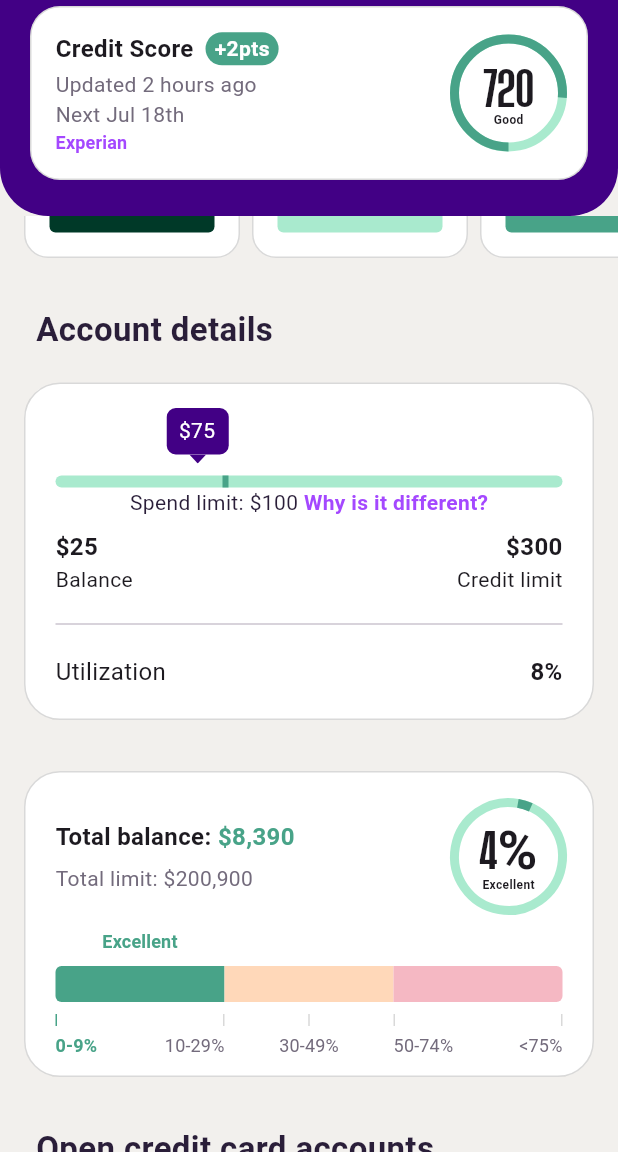
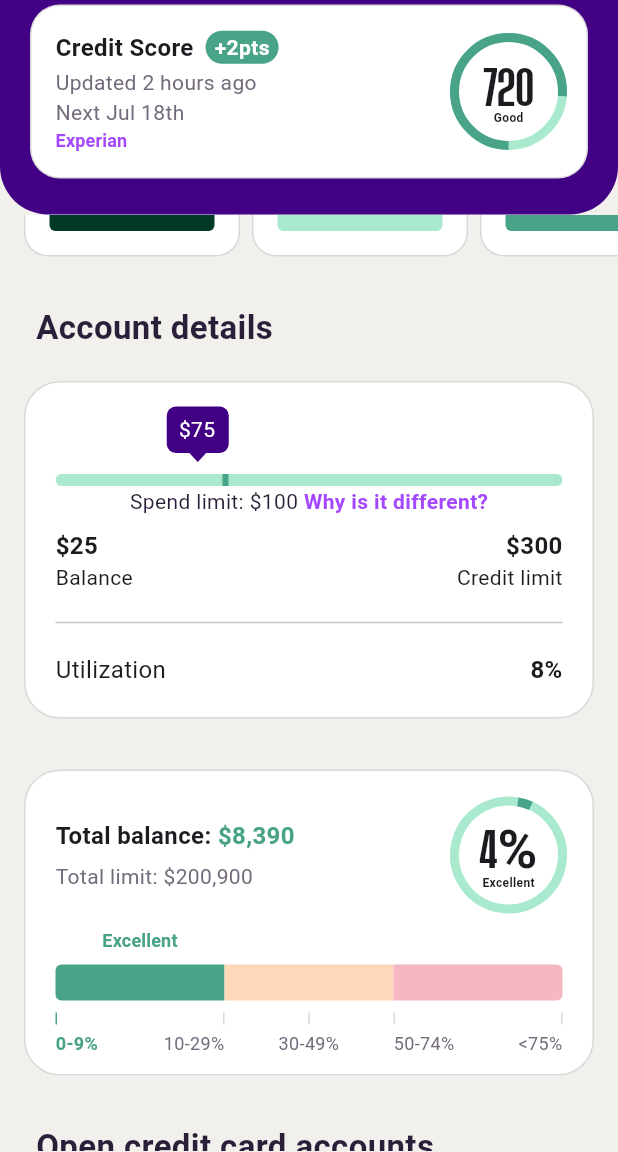
Before and after one commit to TytaniumDev/AvaTakeHome, a Flutter app: the screen it shows after launch, scrolled down 576 dp, on a phone screen of 412 x 824 dp, the part 84-1236 px from its top. Run offline on Flutter 3.47's test engine with Material 3 defaults, Android fonts, the light colour scheme and no system bars; our stand-ins replace fl_chart, flutter_riverpod, flutter_svg, freezed_annotation, go_router, jiffy and 2 more; missing offline and left inert: fading_edge_scrollview; generated files the repository leaves out were written again.

Commit message:
Attempt to fix the 1 pixel rendering artifact between the App Bar and Header

```diff
--- a/ava_take_home/lib/components/total_balance_card/total_balance_card_view.dart
+++ b/ava_take_home/lib/components/total_balance_card/total_balance_card_view.dart
@@ -439,7 +439,6 @@ class _UtilizationBarSectionRangeText extends StatelessWidget {
               fontSize: 12,
               fontWeight:
                   utilizationWithinRange ? FontWeight.w600 : FontWeight.w400,
-              letterSpacing: 0.12,
             ),
           ),
         ],
--- a/ava_take_home/lib/routes/home_page.dart
+++ b/ava_take_home/lib/routes/home_page.dart
@@ -53,8 +53,12 @@ class HomePage extends ConsumerWidget {
         ),
       ),
       backgroundColor: AppColors.manilla,
-      body: const SafeArea(
-        child: Column(
+      body: SafeArea(
+        // An attempt to fix a weird 1 pixel gap between the AppBar and
+        // _HeaderChin. Might be a Flutter rendering issue?
+        child: Transform.translate(
+          offset: const Offset(0, -1),
+          child: const Column(
             children: [
               _HeaderChin(
                 child: CreditScoreHeaderView(),
@@ -65,6 +69,7 @@ class HomePage extends ConsumerWidget {
                 ),
               ),
             ],
+          ),
         ),
       ),
     );
```
Also changed, not shown: 4 other files. Lines whose indentation alone changed are shown as unchanged.
